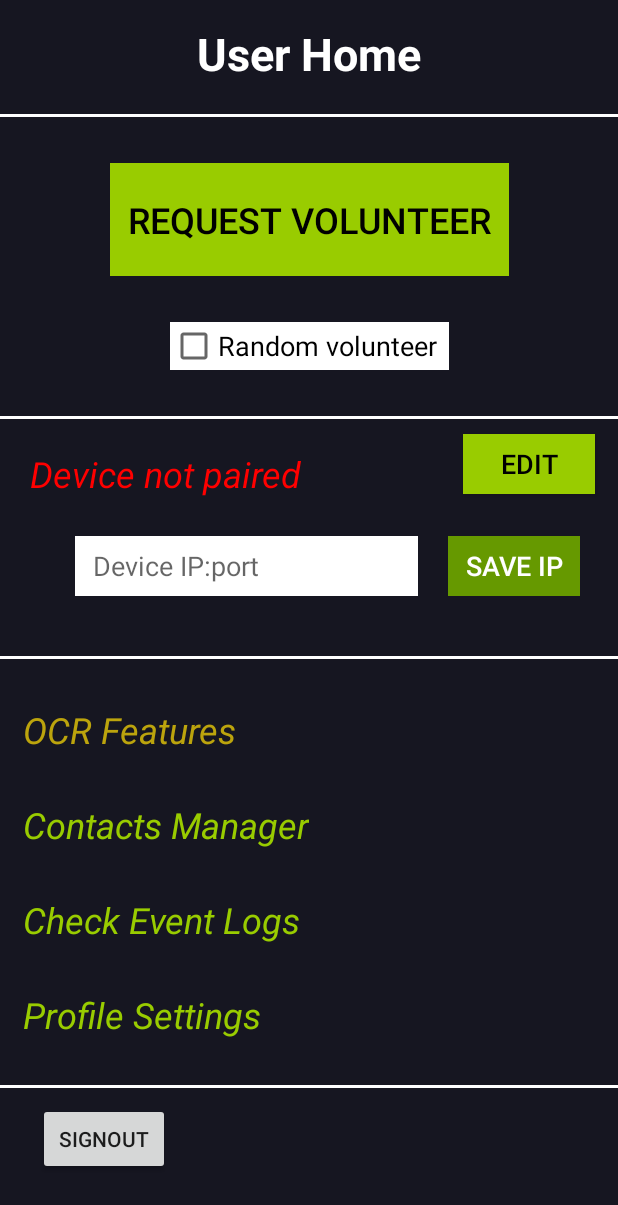
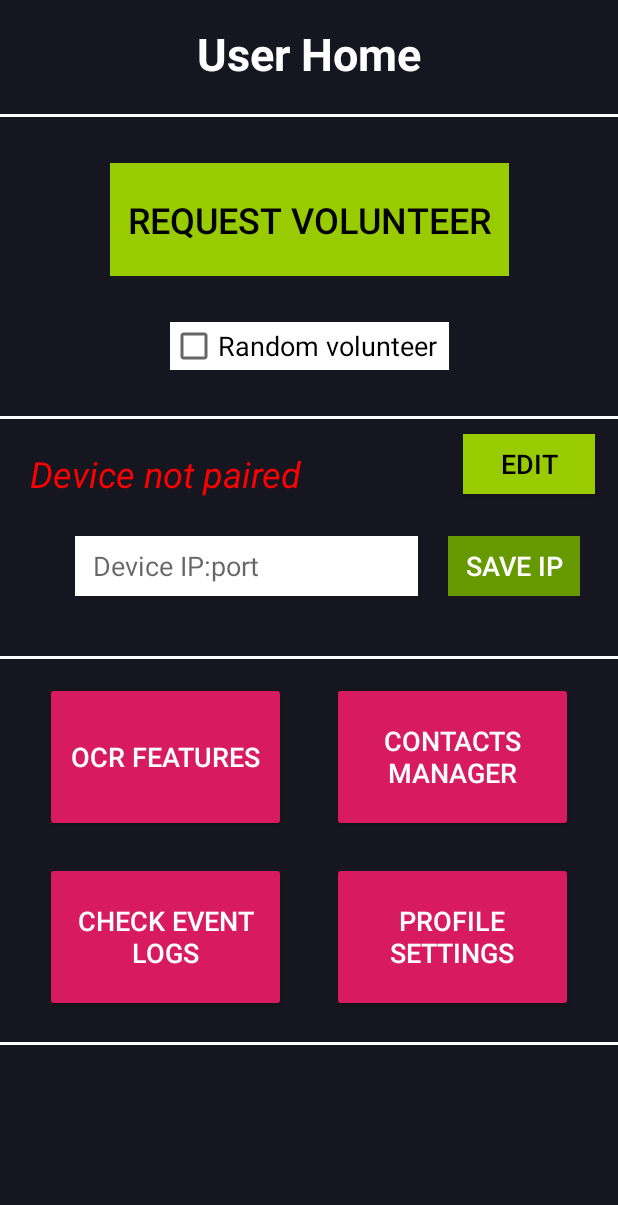
Before and after one commit to Karanmittalchd/COP315-Embedded-Systems, an Android app: the UserActivity screen opened directly, with no data from a screen before it, on a phone screen of 412 x 824 dp. Shown: the top 1205 px of the screen. Run offline under Robolectric (Android 15) with nearby library versions, the phone set to English and light mode, and no system bars; our stand-ins replace Firebase (no records; nobody signed in at launch, a user with empty details on screens opened directly); 1 statement that could not run was skipped.

Commit message:
Changes  and Correction to auto signin buttons changes, signout to profile settings

```diff
--- a/app/src/main/java/com/example/remotevisualassistant/OCRPiActivity.java
+++ b/app/src/main/java/com/example/remotevisualassistant/OCRPiActivity.java
@@ -43,6 +43,8 @@ public class OCRPiActivity extends AppCompatActivity {
 //                webView.scrollTo(webView.get,webView);
                 webView.getSettings().setBuiltInZoomControls(true);
                 webView.getSettings().setDisplayZoomControls(false);
+                webView.getSettings().setLoadWithOverviewMode(true);
+                webView.getSettings().setUseWideViewPort(true);
                 webView.loadUrl(vid_url);
             }
         });
--- a/app/src/main/java/com/example/remotevisualassistant/UserActivity.java
+++ b/app/src/main/java/com/example/remotevisualassistant/UserActivity.java
@@ -60,11 +60,10 @@ public class UserActivity extends AppCompatActivity implements
     private double currentLatitude;
     private double currentLongitude;
 
-    private Button b_req, b_device, b_signout, b_edit;
+    private Button ocr, contacts, logs, settings, b_req, b_device, b_edit;
     private CheckBox rv;
-    private TextView dev_status, ocr, contacts, logs, staus_heading, dev_hd, settings;
+    private TextView dev_status, staus_heading, dev_hd;
     private EditText dev_ip;
-    private FirebaseAuth mAuth;
     private ProgressDialog progressDialog;
 
     private double curr_lat,curr_lon;
@@ -529,17 +528,6 @@ public class UserActivity extends AppCompatActivity implements
             }
         });
 
-        //on clicking signout
-        b_signout.setOnClickListener(new View.OnClickListener() {
-            @Override
-            public void onClick(View v) {
-                mAuth = FirebaseAuth.getInstance();
-                mAuth.signOut();
-                finish();
-                Intent my_intent = new Intent(UserActivity.this, MainActivity.class);
-                startActivity(my_intent);
-            }
-        });
     }
 
     private void make_a_call(final String my_id, final String id_to, String s1, String s2, String vid_url, final String name_to, String number_to) {
@@ -701,19 +689,18 @@ public class UserActivity extends AppCompatActivity implements
     }
 
     private void setup_UI_components() {
-        b_signout = (Button) findViewById(R.id.button_signout);
         b_req = (Button) findViewById(R.id.button_req);
         b_device = (Button) findViewById(R.id.button_connect);
-        contacts = (TextView) findViewById(R.id.contacts_manager);
+        contacts = (Button) findViewById(R.id.contacts_manager);
         dev_ip = (EditText) findViewById(R.id.editText_ip);
         dev_status = (TextView) findViewById(R.id.text_status);
         rv = (CheckBox) findViewById(R.id.checkBox);
-        logs = (TextView) findViewById(R.id.check_logs_user);
+        logs = (Button) findViewById(R.id.check_logs_user);
         b_edit = (Button) findViewById(R.id.edit_device_button);
         staus_heading = (TextView) findViewById(R.id.textView9);
         dev_hd = (TextView) findViewById(R.id.textViewdd);
-        settings = (TextView) findViewById(R.id.ps_user);
-        ocr = (TextView) findViewById(R.id.textView11);
+        settings = (Button) findViewById(R.id.ps_user);
+        ocr = (Button) findViewById(R.id.textView11);
 
         edit_flag = false;
 
--- a/app/src/main/java/com/example/remotevisualassistant/VolunteerVideoActivity.java
+++ b/app/src/main/java/com/example/remotevisualassistant/VolunteerVideoActivity.java
@@ -160,6 +160,8 @@ public class VolunteerVideoActivity extends AppCompatActivity{
 
                 webView.getSettings().setBuiltInZoomControls(true);
                 webView.getSettings().setDisplayZoomControls(false);
+                webView.getSettings().setLoadWithOverviewMode(true);
+                webView.getSettings().setUseWideViewPort(true);
                 webView.loadUrl(in_url.getText().toString());
             }
         });
--- a/app/src/main/res/layout/activity_user.xml
+++ b/app/src/main/res/layout/activity_user.xml
@@ -10,38 +10,6 @@
     <android.support.constraint.ConstraintLayout
         android:layout_width="match_parent"
         android:layout_height="match_parent">
-
-        <TextView
-            android:id="@+id/contacts_manager"
-            android:layout_width="wrap_content"
-            android:layout_height="wrap_content"
-            android:layout_marginStart="15dp"
-            android:layout_marginTop="15dp"
-            android:layout_marginBottom="15dp"
-            android:gravity="center_vertical"
-            android:text="Contacts Manager"
-            android:textColor="@android:color/holo_green_light"
-            android:textSize="24sp"
-            android:textStyle="italic"
-            app:layout_constraintBottom_toTopOf="@+id/check_logs_user"
-            app:layout_constraintStart_toStartOf="parent"
-            app:layout_constraintTop_toBottomOf="@+id/textView11" />
-
-    <TextView
-        android:id="@+id/textView11"
-        android:layout_width="wrap_content"
-        android:layout_height="wrap_content"
-        android:layout_marginStart="15dp"
-        android:layout_marginTop="15dp"
-        android:layout_marginBottom="15dp"
-        android:gravity="center_vertical"
-        android:text="OCR Features"
-        android:textColor="@color/my_yellow_pending"
-        android:textSize="24sp"
-        android:textStyle="italic"
-        app:layout_constraintBottom_toTopOf="@+id/contacts_manager"
-        app:layout_constraintStart_toStartOf="parent"
-        app:layout_constraintTop_toBottomOf="@+id/divider7" />
 
         <View
             android:id="@+id/divider7"
@@ -201,7 +169,7 @@
             app:layout_constraintEnd_toStartOf="@+id/button_connect"
             app:layout_constraintStart_toStartOf="parent"
             app:layout_constraintTop_toBottomOf="@+id/textViewdd"
-            app:layout_constraintVertical_chainStyle="spread" />
+            app:layout_constraintVertical_chainStyle="spread_inside" />
 
         <Button
             android:id="@+id/button_connect"
@@ -233,61 +201,74 @@
             app:layout_constraintEnd_toEndOf="parent"
             app:layout_constraintTop_toBottomOf="@+id/divider6" />
 
-    <TextView
-        android:id="@+id/check_logs_user"
-        android:layout_width="wrap_content"
-        android:layout_height="wrap_content"
+        <Button
+            android:id="@+id/textView11"
+            style="@style/Widget.AppCompat.Button.Colored"
+            android:layout_width="0dp"
+            android:layout_height="100dp"
+            android:layout_marginStart="30dp"
+            android:layout_marginTop="15dp"
+            android:layout_marginEnd="15dp"
+            android:text="OCR Features"
+            android:textSize="18sp"
+            app:layout_constraintEnd_toStartOf="@+id/contacts_manager"
+            app:layout_constraintStart_toStartOf="parent"
+            app:layout_constraintTop_toBottomOf="@+id/divider7" />
+
+        <Button
+            android:id="@+id/contacts_manager"
+            style="@style/Widget.AppCompat.Button.Colored"
+            android:layout_width="0dp"
+            android:layout_height="100dp"
             android:layout_marginStart="15dp"
             android:layout_marginTop="15dp"
-        android:layout_marginBottom="15dp"
-        android:gravity="center_vertical"
+            android:layout_marginEnd="30dp"
+            android:text="Contacts Manager"
+            android:textSize="18sp"
+            app:layout_constraintEnd_toEndOf="parent"
+            app:layout_constraintStart_toEndOf="@+id/textView11"
+            app:layout_constraintTop_toBottomOf="@+id/divider7" />
+
+        <Button
+            android:id="@+id/check_logs_user"
+            style="@style/Widget.AppCompat.Button.Colored"
+            android:layout_width="0dp"
+            android:layout_height="100dp"
+            android:layout_marginStart="30dp"
+            android:layout_marginTop="20dp"
+            android:layout_marginEnd="15dp"
             android:text="Check Event Logs"
-        android:textColor="@android:color/holo_green_light"
-        android:textSize="24sp"
-        android:textStyle="italic"
-        app:layout_constraintBottom_toTopOf="@+id/ps_user"
+            android:textSize="18sp"
+            app:layout_constraintEnd_toStartOf="@+id/ps_user"
             app:layout_constraintStart_toStartOf="parent"
             app:layout_constraintTop_toBottomOf="@+id/contacts_manager" />
 
-    <TextView
+        <Button
             android:id="@+id/ps_user"
-        android:layout_width="wrap_content"
-        android:layout_height="wrap_content"
+            style="@style/Widget.AppCompat.Button.Colored"
+            android:layout_width="0dp"
+            android:layout_height="100dp"
             android:layout_marginStart="15dp"
-        android:layout_marginTop="15dp"
-        android:layout_marginBottom="15dp"
-        android:gravity="center_vertical"
+            android:layout_marginTop="20dp"
+            android:layout_marginEnd="30dp"
             android:text="Profile Settings"
-        android:textColor="@color/my_bright_green"
-        android:textSize="24sp"
-        android:textStyle="italic"
-        app:layout_constraintBottom_toTopOf="@+id/divider8"
-        app:layout_constraintStart_toStartOf="parent"
-        app:layout_constraintTop_toBottomOf="@+id/check_logs_user" />
+            android:textSize="18sp"
+            app:layout_constraintEnd_toEndOf="parent"
+            app:layout_constraintStart_toEndOf="@+id/check_logs_user"
+            app:layout_constraintTop_toBottomOf="@+id/contacts_manager" />
 
         <View
             android:id="@+id/divider8"
             android:layout_width="0dp"
             android:layout_height="2dp"
-        android:layout_marginTop="15dp"
-        android:layout_marginBottom="10dp"
+            android:layout_marginTop="20dp"
             android:background="@android:color/white"
-        app:layout_constraintBottom_toTopOf="@+id/button_signout"
+            app:layout_constraintBottom_toBottomOf="parent"
             app:layout_constraintEnd_toEndOf="parent"
             app:layout_constraintHorizontal_bias="0.0"
             app:layout_constraintStart_toStartOf="parent"
             app:layout_constraintTop_toBottomOf="@+id/ps_user" />
 
-    <Button
-        android:id="@+id/button_signout"
-        android:layout_width="wrap_content"
-        android:layout_height="wrap_content"
-        android:layout_marginStart="25dp"
-        android:layout_marginTop="10dp"
-        android:text="Signout"
-        app:layout_constraintStart_toStartOf="parent"
-        app:layout_constraintTop_toBottomOf="@+id/divider8" />
-
     </android.support.constraint.ConstraintLayout>
 
 </android.support.v4.widget.NestedScrollView>
```
Also changed, not shown: app/src/main/java/com/example/remotevisualassistant/MainActivity.java (+25 -25 lines), app/src/main/java/com/example/remotevisualassistant/ProfileSettingsActivity.java (+16 -1 lines), app/src/main/java/com/example/remotevisualassistant/VolunteerActivity.java (+16 -17 lines), app/src/main/res/layout/activity_profile_settings.xml (+27 -3 lines), app/src/main/res/layout/activity_volunteer.xml (+29 -44 lines). Lines whose indentation alone changed are shown as unchanged.
